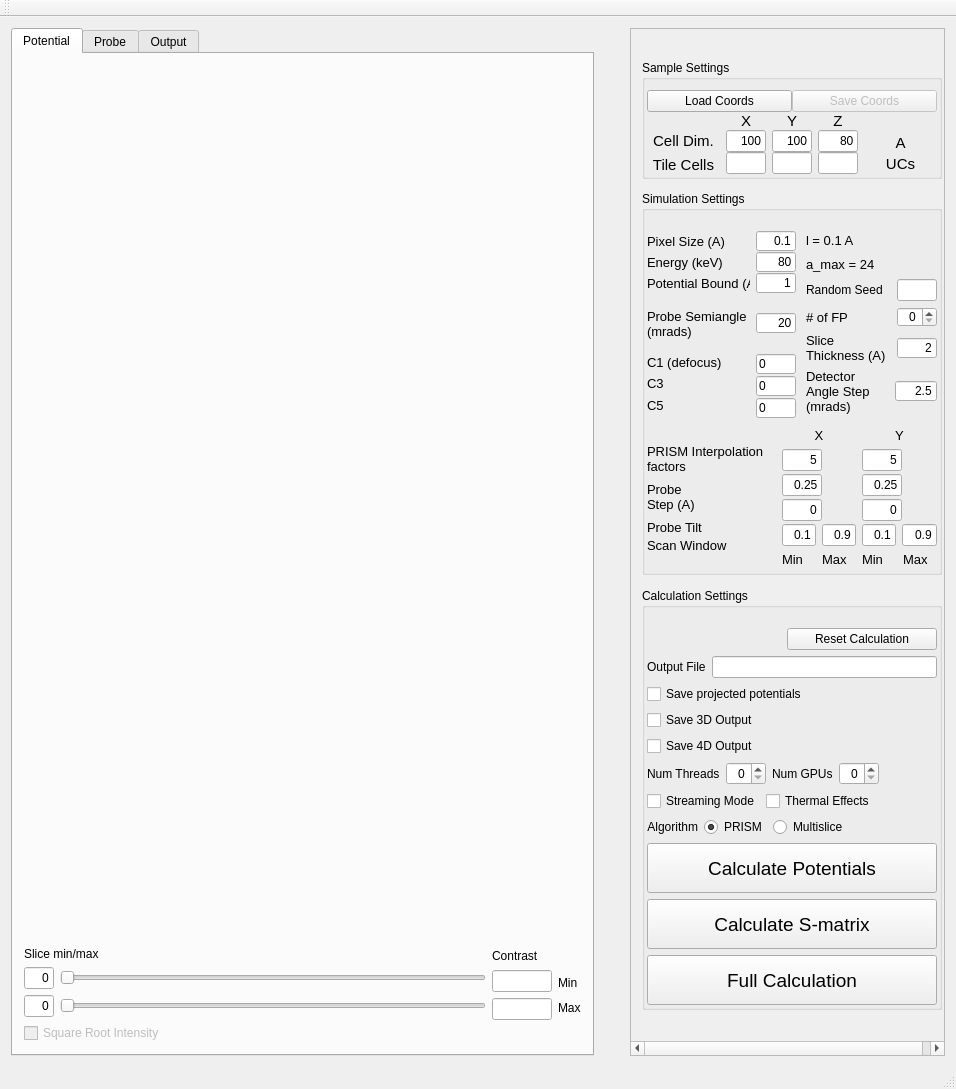
First picture: the form in Qt/prismmainwindow.ui, repository prism-em/prismatic, before the edit.
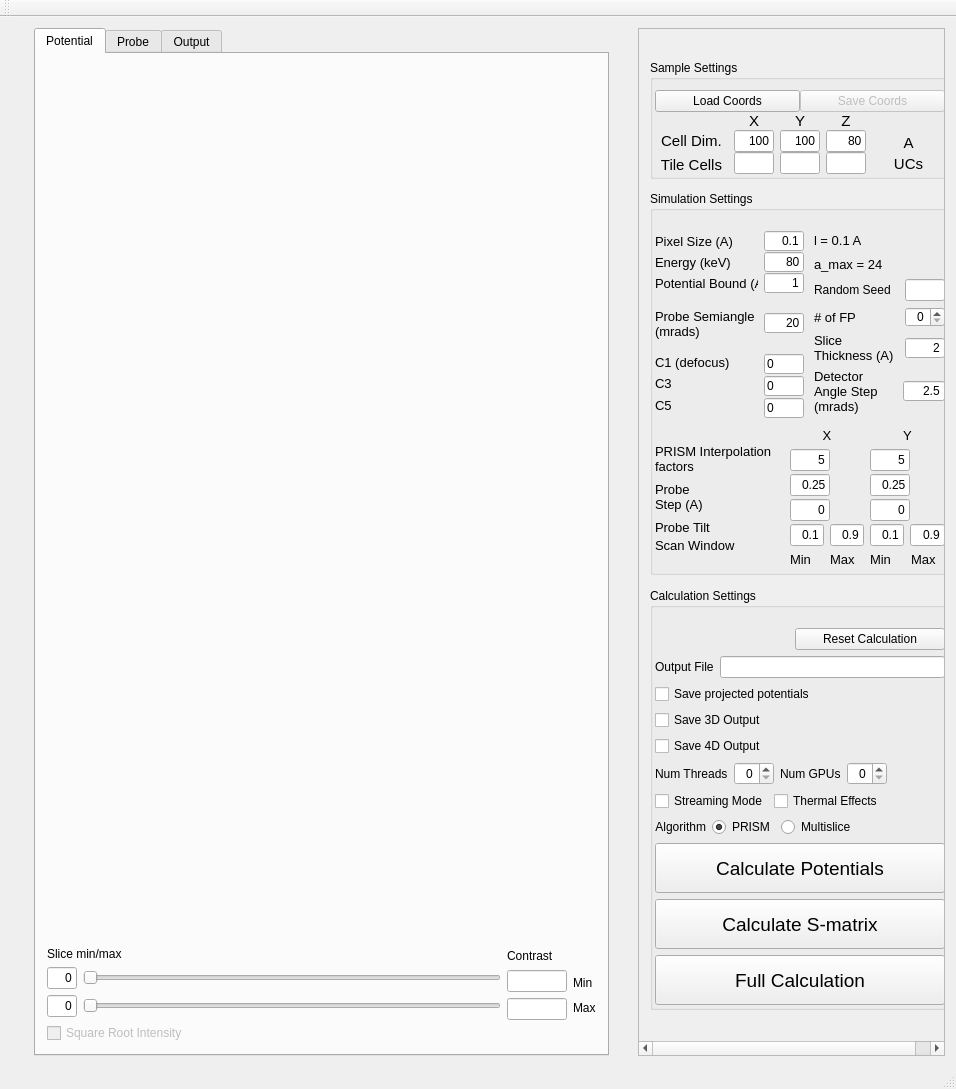
Second picture: the form after the edit. Icons and pictures are not drawn.

Diff of the .ui file:
```diff
--- a/Qt/prismmainwindow.ui
+++ b/Qt/prismmainwindow.ui
@@ -15,6 +15,19 @@
   </property>
   <widget class="QWidget" name="centralWidget">
    <layout class="QHBoxLayout" name="horizontalLayout_33">
+    <item>
+     <spacer name="horizontalSpacer_8">
+      <property name="orientation">
+       <enum>Qt::Horizontal</enum>
+      </property>
+      <property name="sizeHint" stdset="0">
+       <size>
+        <width>40</width>
+        <height>20</height>
+       </size>
+      </property>
+     </spacer>
+    </item>
     <item>
      <widget class="QTabWidget" name="tabs">
       <property name="currentIndex">
@@ -924,9 +937,9 @@
        <property name="geometry">
         <rect>
          <x>0</x>
-         <y>-33</y>
-         <width>326</width>
-         <height>1046</height>
+         <y>0</y>
+         <width>320</width>
+         <height>1066</height>
         </rect>
        </property>
        <layout class="QVBoxLayout" name="verticalLayout_30">
```
